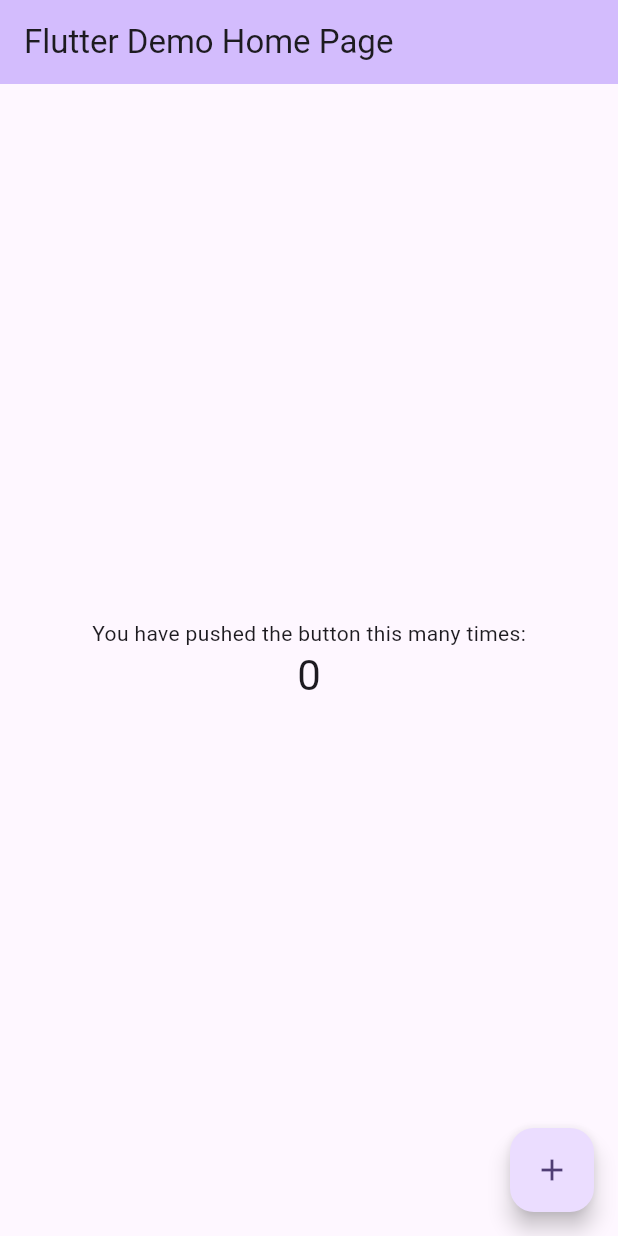
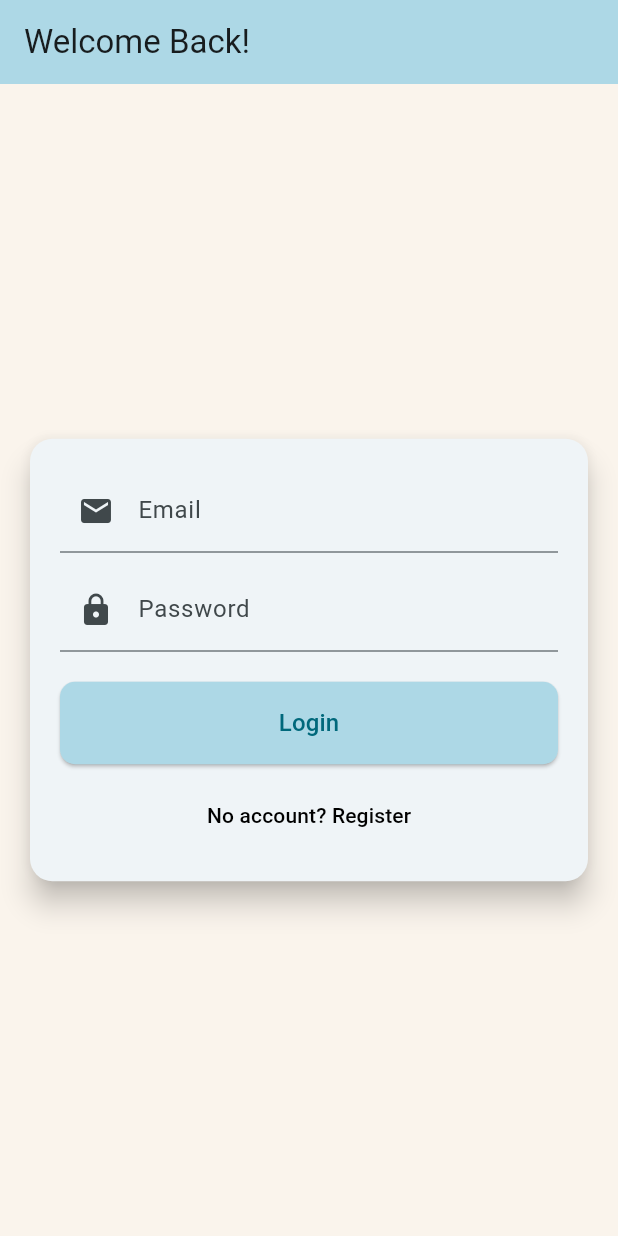
Before and after one commit to rayh4an/Weather_App, a Flutter app: the screen it shows after launch, on a phone screen of 412 x 824 dp. Run offline on Flutter 3.47's test engine with Material 3 defaults, Android fonts, the phone set to English and light mode, and no system bars; our stand-ins replace cloud_firestore, firebase_auth, firebase_core; accounts and stored records are empty.

Commit message:
implemented login, homepage, settings

```diff
--- /dev/null
+++ b/lib/login_page.dart
@@ -0,0 +1,167 @@
+import 'package:flutter/material.dart';
+import 'package:firebase_auth/firebase_auth.dart';
+import 'styles.dart';
+import 'home_page.dart';
+
+class LoginPage extends StatefulWidget {
+  const LoginPage({super.key});
+
+  @override
+  State<LoginPage> createState() => _LoginPageState();
+}
+
+class _LoginPageState extends State<LoginPage> {
+  final _formKey = GlobalKey<FormState>();
+  final _emailController = TextEditingController();
+  final _passwordController = TextEditingController();
+
+  bool _isRegistering = false;
+
+  void _toggleMode() {
+    setState(() {
+      _isRegistering = !_isRegistering;
+    });
+  }
+
+  Future<void> _submit() async {
+    if (!_formKey.currentState!.validate()) return;
+
+    final email = _emailController.text.trim();
+    final password = _passwordController.text.trim();
+
+    try {
+      if (_isRegistering) {
+        // Register
+        await FirebaseAuth.instance.createUserWithEmailAndPassword(
+          email: email,
+          password: password,
+        );
+        _showConfirmation('Registration successful! Please log in.');
+        setState(() => _isRegistering = false);
+      } else {
+        // Login
+        await FirebaseAuth.instance.signInWithEmailAndPassword(
+          email: email,
+          password: password,
+        );
+        Navigator.pushReplacement(
+          context,
+          MaterialPageRoute(builder: (_) => const HomePage()),
+        );
+      }
+    } on FirebaseAuthException catch (e) {
+      _showError(e.message ?? 'Something went wrong');
+    }
+  }
+
+  void _showError(String message) {
+    showDialog(
+      context: context,
+      builder: (_) => AlertDialog(
+        title: const Text('Error'),
+        content: Text(message),
+        actions: [
+          TextButton(
+            onPressed: () => Navigator.pop(context),
+            child: const Text('OK'),
+          ),
+        ],
+      ),
+    );
+  }
+
+  void _showConfirmation(String message) {
+    showDialog(
+      context: context,
+      builder: (_) => AlertDialog(
+        title: const Text('Success'),
+        content: Text(message),
+        actions: [
+          TextButton(
+            onPressed: () => Navigator.pop(context),
+            child: const Text('OK'),
+          ),
+        ],
+      ),
+    );
+  }
+
+  @override
+  Widget build(BuildContext context) {
+    return Scaffold(
+      backgroundColor: AppColors.accentTan,
+      appBar: AppBar(
+        title: Text(_isRegistering ? 'Register' : 'Welcome Back!'),
+        backgroundColor: AppColors.primaryBlue,
+      ),
+      body: Center(
+        child: Card(
+          margin: const EdgeInsets.all(20),
+          elevation: 8,
+          shape: RoundedRectangleBorder(
+            borderRadius: BorderRadius.circular(15),
+          ),
+          child: Padding(
+            padding: const EdgeInsets.all(20.0),
+            child: Form(
+              key: _formKey,
+              child: ListView(
+                shrinkWrap: true,
+                children: [
+                  TextFormField(
+                    controller: _emailController,
+                    decoration: const InputDecoration(
+                      labelText: 'Email',
+                      prefixIcon: Icon(Icons.email),
+                    ),
+                    keyboardType: TextInputType.emailAddress,
+                    validator: (value) =>
+                        value!.isEmpty ? 'Enter your email' : null,
+                  ),
+                  const SizedBox(height: 10),
+                  TextFormField(
+                    controller: _passwordController,
+                    decoration: const InputDecoration(
+                      labelText: 'Password',
+                      prefixIcon: Icon(Icons.lock),
+                    ),
+                    obscureText: true,
+                    validator: (value) =>
+                        value!.isEmpty ? 'Enter your password' : null,
+                  ),
+                  const SizedBox(height: 20),
+                  ElevatedButton(
+                    onPressed: _submit,
+                    style: ElevatedButton.styleFrom(
+                      backgroundColor: AppColors.primaryBlue,
+                      shape: RoundedRectangleBorder(
+                        borderRadius: BorderRadius.circular(10),
+                      ),
+                      padding: const EdgeInsets.symmetric(vertical: 16),
+                    ),
+                    child: Text(
+                      _isRegistering ? 'Register' : 'Login',
+                      style: const TextStyle(fontSize: 16),
+                    ),
+                  ),
+                  const SizedBox(height: 10),
+                  TextButton(
+                    onPressed: _toggleMode,
+                    child: Text(
+                      _isRegistering
+                          ? 'Already have an account? Login'
+                          : 'No account? Register',
+                      style: const TextStyle(
+                        color: Colors.black,
+                      ),
+                    ),
+                  ),
+                ],
+              ),
+            ),
+          ),
+        ),
+      ),
+    );
+  }
+}
--- a/lib/main.dart
+++ b/lib/main.dart
@@ -1,122 +1,33 @@
 import 'package:flutter/material.dart';
+import 'package:firebase_core/firebase_core.dart';
+import 'firebase_options.dart';
+import 'styles.dart';
+import 'login_page.dart';
 
-void main() {
-  runApp(const MyApp());
+void main() async {
+  WidgetsFlutterBinding.ensureInitialized();
+  await Firebase.initializeApp(
+    options: DefaultFirebaseOptions.currentPlatform,
+  );
+  runApp(const WeatherlyApp());
 }
 
-class MyApp extends StatelessWidget {
-  const MyApp({super.key});
+class WeatherlyApp extends StatelessWidget {
+  const WeatherlyApp({super.key});
 
-  // This widget is the root of your application.
   @override
   Widget build(BuildContext context) {
     return MaterialApp(
-      title: 'Flutter Demo',
+      title: 'Weatherly',
+      debugShowCheckedModeBanner: false,
       theme: ThemeData(
-        // This is the theme of your application.
-        //
-        // TRY THIS: Try running your application with "flutter run". You'll see
-        // the application has a purple toolbar. Then, without quitting the app,
-        // try changing the seedColor in the colorScheme below to Colors.green
-        // and then invoke "hot reload" (save your changes or press the "hot
-        // reload" button in a Flutter-supported IDE, or press "r" if you used
-        // the command line to start the app).
-        //
-        // Notice that the counter didn't reset back to zero; the application
-        // state is not lost during the reload. To reset the state, use hot
-        // restart instead.
-        //
-        // This works for code too, not just values: Most code changes can be
-        // tested with just a hot reload.
-        colorScheme: ColorScheme.fromSeed(seedColor: Colors.deepPurple),
+        colorScheme: ColorScheme.fromSeed(
+          seedColor: AppColors.primaryBlue,
+        ),
+        scaffoldBackgroundColor: AppColors.accentTan,
+        useMaterial3: true,
       ),
-      home: const MyHomePage(title: 'Flutter Demo Home Page'),
+      home: const LoginPage(),
     );
   }
 }
-
-class MyHomePage extends StatefulWidget {
-  const MyHomePage({super.key, required this.title});
-
-  // This widget is the home page of your application. It is stateful, meaning
-  // that it has a State object (defined below) that contains fields that affect
-  // how it looks.
-
-  // This class is the configuration for the state. It holds the values (in this
-  // case the title) provided by the parent (in this case the App widget) and
-  // used by the build method of the State. Fields in a Widget subclass are
-  // always marked "final".
-
-  final String title;
-
-  @override
-  State<MyHomePage> createState() => _MyHomePageState();
-}
-
-class _MyHomePageState extends State<MyHomePage> {
-  int _counter = 0;
-
-  void _incrementCounter() {
-    setState(() {
-      // This call to setState tells the Flutter framework that something has
-      // changed in this State, which causes it to rerun the build method below
-      // so that the display can reflect the updated values. If we changed
-      // _counter without calling setState(), then the build method would not be
-      // called again, and so nothing would appear to happen.
-      _counter++;
-    });
-  }
-
-  @override
-  Widget build(BuildContext context) {
-    // This method is rerun every time setState is called, for instance as done
-    // by the _incrementCounter method above.
-    //
-    // The Flutter framework has been optimized to make rerunning build methods
-    // fast, so that you can just rebuild anything that needs updating rather
-    // than having to individually change instances of widgets.
-    return Scaffold(
-      appBar: AppBar(
-        // TRY THIS: Try changing the color here to a specific color (to
-        // Colors.amber, perhaps?) and trigger a hot reload to see the AppBar
-        // change color while the other colors stay the same.
-        backgroundColor: Theme.of(context).colorScheme.inversePrimary,
-        // Here we take the value from the MyHomePage object that was created by
-        // the App.build method, and use it to set our appbar title.
-        title: Text(widget.title),
-      ),
-      body: Center(
-        // Center is a layout widget. It takes a single child and positions it
-        // in the middle of the parent.
-        child: Column(
-          // Column is also a layout widget. It takes a list of children and
-          // arranges them vertically. By default, it sizes itself to fit its
-          // children horizontally, and tries to be as tall as its parent.
-          //
-          // Column has various properties to control how it sizes itself and
-          // how it positions its children. Here we use mainAxisAlignment to
-          // center the children vertically; the main axis here is the vertical
-          // axis because Columns are vertical (the cross axis would be
-          // horizontal).
-          //
-          // TRY THIS: Invoke "debug painting" (choose the "Toggle Debug Paint"
-          // action in the IDE, or press "p" in the console), to see the
-          // wireframe for each widget.
-          mainAxisAlignment: MainAxisAlignment.center,
-          children: <Widget>[
-            const Text('You have pushed the button this many times:'),
-            Text(
-              '$_counter',
-              style: Theme.of(context).textTheme.headlineMedium,
-            ),
-          ],
-        ),
-      ),
-      floatingActionButton: FloatingActionButton(
-        onPressed: _incrementCounter,
-        tooltip: 'Increment',
-        child: const Icon(Icons.add),
-      ), // This trailing comma makes auto-formatting nicer for build methods.
-    );
-  }
-}
--- /dev/null
+++ b/lib/styles.dart
@@ -0,0 +1,8 @@
+import 'package:flutter/material.dart';
+
+class AppColors {
+  static const Color primaryBlue = Color.fromARGB(255, 173, 216, 230); // Light Blue
+  static const Color accentTan = Color.fromARGB(255, 250, 244, 236); // Tan
+  static const Color secondaryBlue = Color.fromARGB(255, 100, 149, 237); // Slightly Darker Blue
+  static const Color darkText = Color.fromARGB(255, 50, 50, 50); // Dark for Text
+}
--- a/pubspec.yaml
+++ b/pubspec.yaml
@@ -34,6 +34,10 @@ dependencies:
   # The following adds the Cupertino Icons font to your application.
   # Use with the CupertinoIcons class for iOS style icons.
   cupertino_icons: ^1.0.8
+  firebase_core: ^2.27.0
+  firebase_auth: ^4.17.0
+  cloud_firestore: ^4.15.9
+  firebase_messaging: ^14.7.16
 
 dev_dependencies:
   flutter_test:
```
Also changed, not shown: lib/home_page.dart (added, +188 -0 lines), lib/settings_page.dart (added, +82 -0 lines), lib/weather_detail_page.dart (added, +18 -0 lines), firebase.json (added), lib/firebase_options.dart (added), pubspec.lock, 7 other files.
